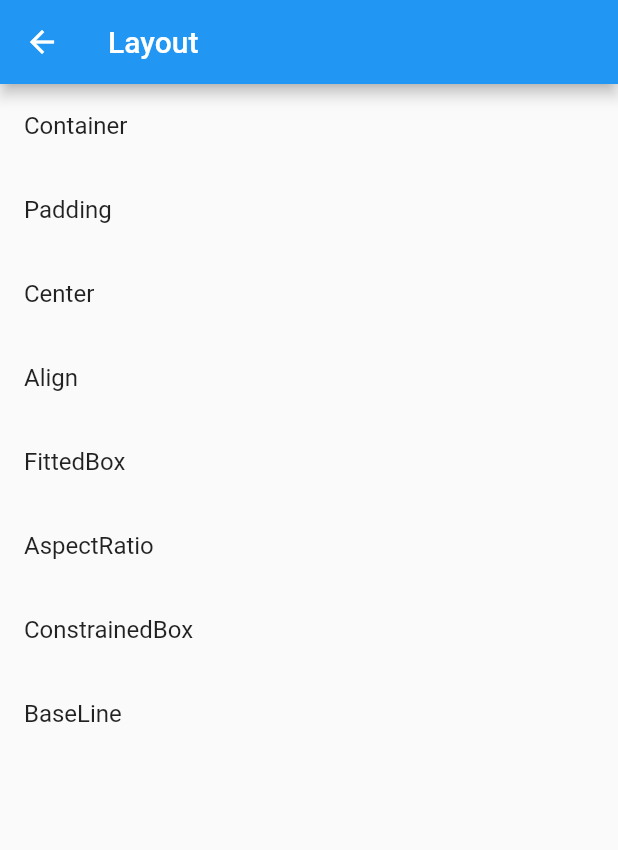
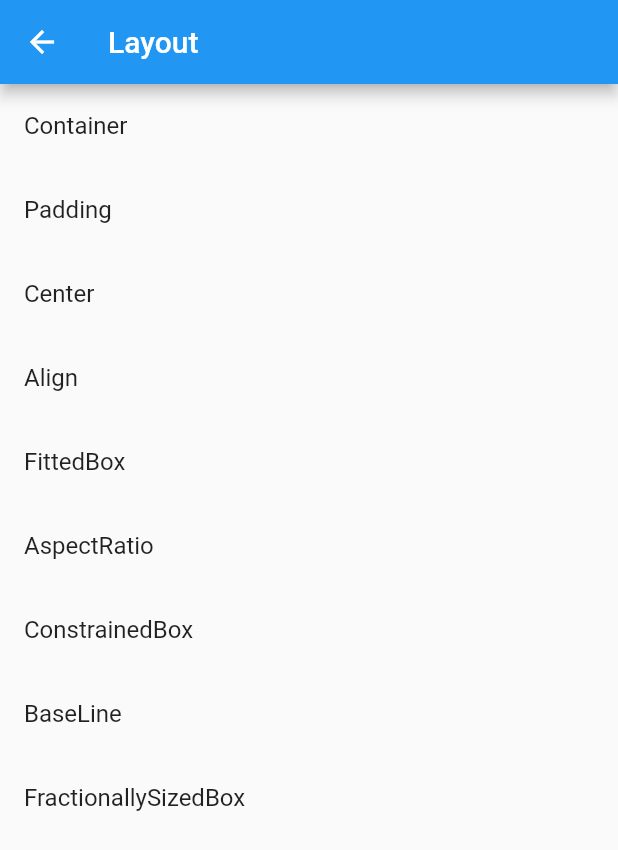
Before and after one commit to bakhtiararifinid/flutter-widgets, a Flutter app: the screen it shows after launch, after a tap on "Layout", on a phone screen of 412 x 824 dp. Shown: the top 850 px of the screen. Run offline on Flutter 3.47's test engine with Material 2 defaults, Android fonts, the phone set to English and light mode, and no system bars.

Commit message:
fractionally sized box

```diff
--- a/lib/src/App.dart
+++ b/lib/src/App.dart
@@ -11,6 +11,7 @@ import 'package:flutter_widgets/src/pages/constrained_box_page.dart';
 import 'package:flutter_widgets/src/pages/container_page.dart';
 import 'package:flutter_widgets/src/pages/drawer_page.dart';
 import 'package:flutter_widgets/src/pages/fitted_box_page.dart';
+import 'package:flutter_widgets/src/pages/fractionally_sized_box_page.dart';
 import 'package:flutter_widgets/src/pages/home.dart';
 import 'package:flutter_widgets/src/pages/icon_page.dart';
 import 'package:flutter_widgets/src/pages/image_page.dart';
@@ -52,6 +53,7 @@ class App extends StatelessWidget {
         '/aspect-ratio': (context) => AspectRatioPage(),
         '/constrained-box': (context) => ConstrainedBoxPage(),
         '/base-line': (context) => BaseLinePage(),
+        '/fractionally-sized-box': (context) => FractionallySizedBoxPage(),
         '/material-design': (context) => MaterialDesignPage(),
         '/scaffold': (context) => ScaffoldPage(),
         '/appbar': (context) => AppBarPage(),
--- a/lib/src/pages/layout_page.dart
+++ b/lib/src/pages/layout_page.dart
@@ -41,6 +41,10 @@ class LayoutPage extends StatelessWidget {
             title: Text('BaseLine'),
             onTap: () => Navigator.of(context).pushNamed('/base-line'),
           ),
+          ListTile(
+            title: Text('FractionallySizedBox'),
+            onTap: () => Navigator.of(context).pushNamed('/fractionally-sized-box'),
+          ),
         ],
       ),
     );
```
Also changed, not shown: lib/src/pages/fractionally_sized_box_page.dart (added, +31 -0 lines).
